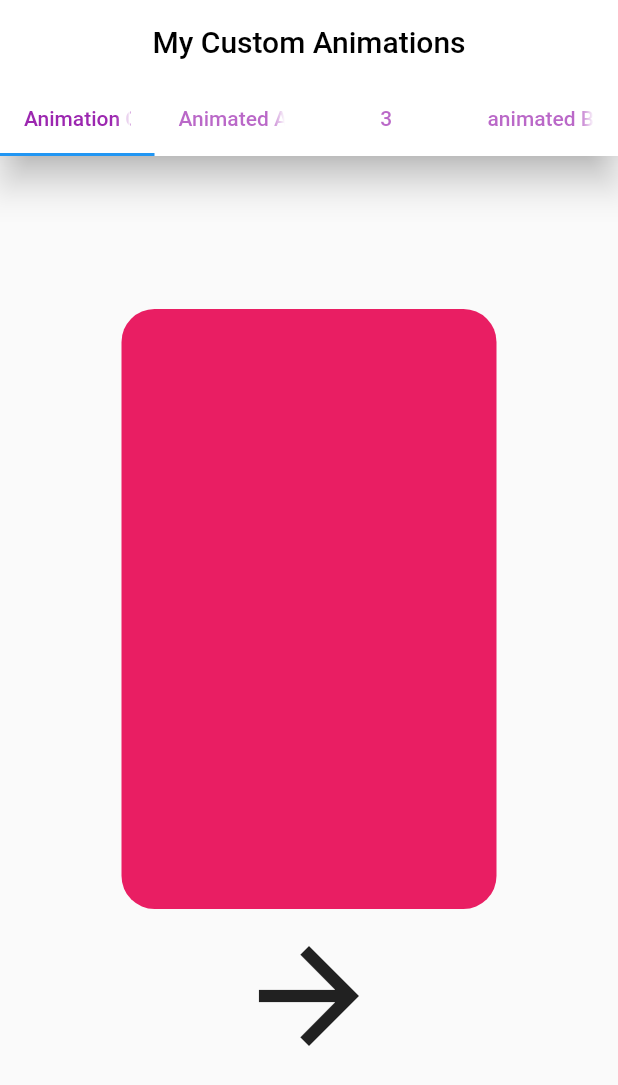
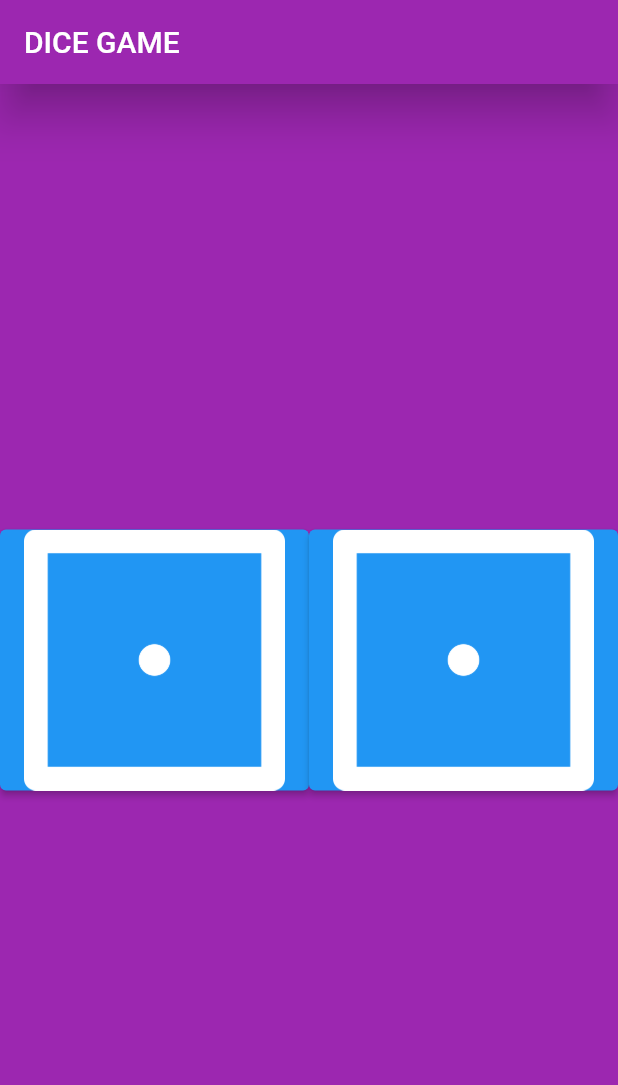
Before and after one commit to Karapetyan011/flutter_2_group, a Flutter app: the screen it shows after launch, on a phone screen of 412 x 824 dp. Shown: the top 1085 px of the screen. Run offline on Flutter 3.47's test engine with Material 2 defaults, Android fonts, the phone set to English and light mode, and no system bars; our stand-ins replace shared_preferences, webview_flutter.

Commit message:
have been created dice_game page

```diff
--- a/lib/main.dart
+++ b/lib/main.dart
@@ -1,6 +1,7 @@
 /// Created by HrAnT
 
 import 'package:flutter/material.dart';
+import 'package:flutter_test_group_2/screens/dice_game_screen/dice_page.dart';
 import 'package:flutter_test_group_2/widgets/my_custom_text.dart';
 import 'package:flutter_test_group_2/utils/my_flutter_app_icons.dart';
 import 'package:flutter_test_group_2/screens/animation_screens/animation_manager.dart';
@@ -23,7 +24,8 @@
   Widget build(BuildContext context) {
     return const MaterialApp(
       // home: MyCustomApp(),
-      home: AnimationManager(),
+      // home: AnimationManager(),
+      home: DicePage(),
     );
   }
 }
--- /dev/null
+++ b/lib/screens/dice_game_screen/dice_page.dart
@@ -0,0 +1,61 @@
+import 'dart:math';
+
+import 'package:flutter/material.dart';
+
+class DicePage extends StatefulWidget {
+  const DicePage({Key? key}) : super(key: key);
+
+  @override
+  _DicePageState createState() => _DicePageState();
+}
+
+class _DicePageState extends State<DicePage> {
+  int leftDiceNumber = 1;
+  int rightDiceNumber = 1;
+
+  void changeDiceFace() {
+    setState(() {
+      leftDiceNumber = Random().nextInt(6) + 1;
+      rightDiceNumber = Random().nextInt(6) + 1;
+    });
+  }
+
+  @override
+  Widget build(BuildContext context) {
+    return Scaffold(
+      backgroundColor: Colors.purple,
+      appBar: AppBar(
+        title: const Text('DICE GAME'),
+        elevation: 12.0,
+        backgroundColor: Colors.purple,
+      ),
+      body: Center(
+        child: Row(
+          children: <Widget>[
+            Expanded(
+              child: ElevatedButton(
+                child: Image.asset(
+                  'assets/images/dice$leftDiceNumber.png',
+                ),
+                onPressed: () {
+                  changeDiceFace();
+                },
+              ),
+            ),
+            //Get students to create the second die as a challenge
+            Expanded(
+              child: ElevatedButton(
+                child: Image.asset(
+                  'assets/images/dice$rightDiceNumber.png',
+                ),
+                onPressed: () {
+                  changeDiceFace();
+                },
+              ),
+            ),
+          ],
+        ),
+      ),
+    );
+  }
+}
```
Also changed, not shown: assets/images/dice1.png (added), assets/images/dice2.png (added), assets/images/dice3.png (added), assets/images/dice4.png (added), assets/images/dice5.png (added), assets/images/dice6.png (added), 14 other files.
